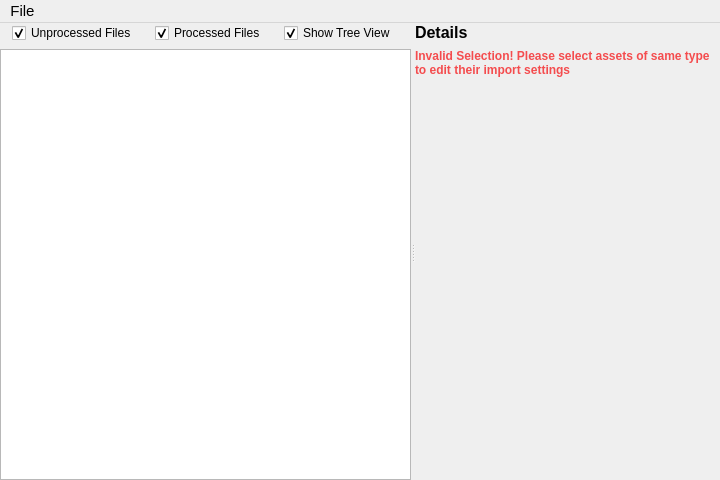
Old version of the form Editor/Source/AssetProcessor/Public/GUI/AssetImporter/AssetImporterWindow.ui in the repository neelmewada/CrystalEngine.
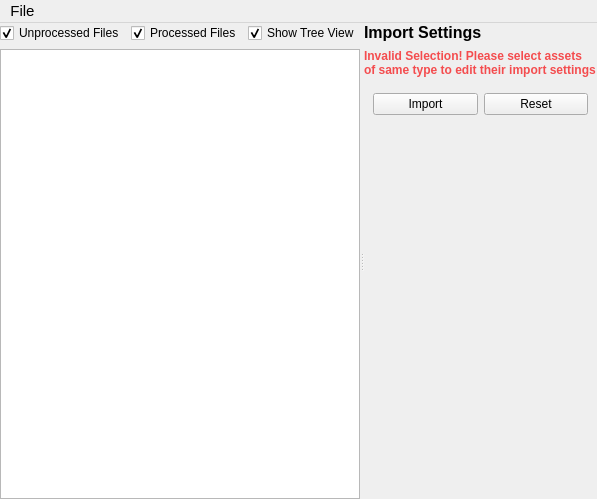
New version of the form.

Diff of the .ui file:
```diff
--- a/Editor/Source/AssetProcessor/Public/GUI/AssetImporter/AssetImporterWindow.ui
+++ b/Editor/Source/AssetProcessor/Public/GUI/AssetImporter/AssetImporterWindow.ui
@@ -6,13 +6,13 @@
    <rect>
     <x>0</x>
     <y>0</y>
-    <width>720</width>
-    <height>480</height>
+    <width>597</width>
+    <height>499</height>
    </rect>
   </property>
   <property name="minimumSize">
    <size>
-    <width>720</width>
+    <width>320</width>
     <height>480</height>
    </size>
   </property>
@@ -115,6 +115,18 @@
         </size>
        </property>
        <layout class="QVBoxLayout" name="verticalLayout_3">
+        <property name="leftMargin">
+         <number>0</number>
+        </property>
+        <property name="topMargin">
+         <number>0</number>
+        </property>
+        <property name="rightMargin">
+         <number>0</number>
+        </property>
+        <property name="bottomMargin">
+         <number>0</number>
+        </property>
         <item>
          <widget class="QLabel" name="label">
           <property name="font">
@@ -124,7 +136,7 @@
            </font>
           </property>
           <property name="text">
-           <string>Details</string>
+           <string>Import Settings</string>
           </property>
          </widget>
         </item>
@@ -155,6 +167,26 @@
         <item>
          <layout class="QVBoxLayout" name="detailsPanelContent"/>
         </item>
+        <item>
+         <widget class="QWidget" name="detailsPanelButtonParent" native="true">
+          <layout class="QHBoxLayout" name="horizontalLayout_2">
+           <item>
+            <widget class="QPushButton" name="importButton">
+             <property name="text">
+              <string>Import</string>
+             </property>
+            </widget>
+           </item>
+           <item>
+            <widget class="QPushButton" name="resetButton">
+             <property name="text">
+              <string>Reset</string>
+             </property>
+            </widget>
+           </item>
+          </layout>
+         </widget>
+        </item>
         <item>
          <spacer name="verticalSpacer">
           <property name="orientation">
@@ -179,7 +211,7 @@
     <rect>
      <x>0</x>
      <y>0</y>
-     <width>720</width>
+     <width>597</width>
      <height>20</height>
     </rect>
    </property>
```
